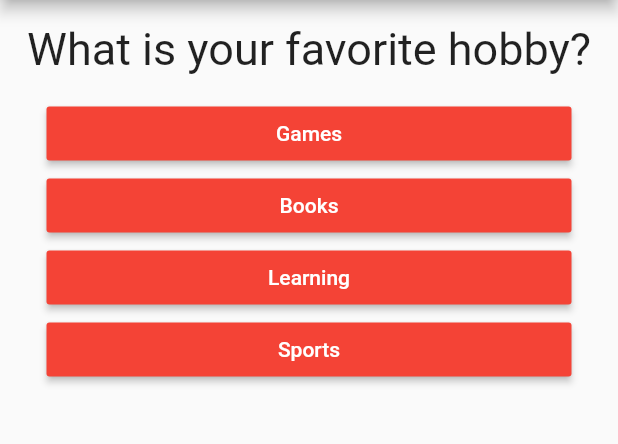
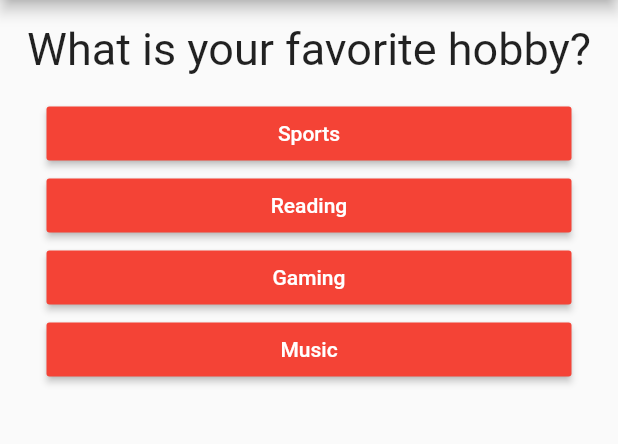
Before and after one commit to YashrajsinhYz/Quiz-App, a Flutter app: the screen it shows after launch, after a tap on "Black", on a phone screen of 412 x 824 dp, the part 84-528 px from its top. Run offline on Flutter 3.47's test engine with Material 2 defaults, Android fonts, the phone set to English and light mode, and no system bars.

Commit message:
Listed_map

```diff
--- a/lib/answers.dart
+++ b/lib/answers.dart
@@ -3,14 +3,14 @@
 import 'package:flutter/material.dart';
 
 class Answer extends StatelessWidget {
-  final VoidCallback selectHandler;
+  final Function selectHandler;
   final String answerText;
 
   const Answer(this.selectHandler, this.answerText);
 
   @override
   Widget build(BuildContext context) {
-    return SizedBox(
+    return Container(
       width: 350,
       child: RaisedButton(
         color: Colors.red,
--- a/lib/main.dart
+++ b/lib/main.dart
@@ -16,20 +16,45 @@ class _MyAppState extends State<MyApp> {
   final _questions = const [
     {
       'questionText': 'What is your favorite color?',
-      'option': ['Black', 'Red', 'Green', 'White'],
+      'option': [
+        {'text': 'Black', 'score': 10},
+        {'text': 'Red', 'score': 5},
+        {'text': 'Green', 'score': 3},
+        {'text': 'White', 'score': 1},
+      ],
     },
     {
       'questionText': 'What is your favorite hobby?',
-      'option': ['Games', 'Books', 'Learning', 'Sports'],
+      'option': [
+        {'text': 'Sports', 'score': 3},
+        {'text': 'Reading', 'score': 11},
+        {'text': 'Gaming', 'score': 5},
+        {'text': 'Music', 'score': 9},
+      ],
     },
     {
       'questionText': 'What is your favorite sport?',
-      'option': ['Football', 'Chess', 'Volleyball', 'Cricket'],
+      'option': [
+        {'text': 'Basketball', 'score': 1},
+        {'text': 'Cricket', 'score': 1},
+        {'text': 'Football', 'score': 1},
+        {'text': 'Kho-kho', 'score': 1},
+      ],
     }
   ];
   var _questionIndex = 0;
+  var _totalScore = 0;
 
-  void _answerQuestion() {
+  void _resetQuiz() {
+    setState(() {
+      _questionIndex = 0;
+      _totalScore = 0;
+    });
+  }
+
+  void _answerQuestion(int score) {
+    _totalScore += score;
+
     setState(
       () {
         _questionIndex = _questionIndex + 1;
@@ -51,7 +76,7 @@ class _MyAppState extends State<MyApp> {
                 questionIndex: _questionIndex,
                 questions: _questions,
               )
-            : Result(),
+            : Result(_totalScore, _resetQuiz),
       ),
     );
   }
--- a/lib/quiz.dart
+++ b/lib/quiz.dart
@@ -21,9 +21,11 @@ class Quiz extends StatelessWidget {
         Question(
           questions[questionIndex]['questionText'],
         ),
-        ...(questions[questionIndex]['option'] as List<String>).map(
+        ...(questions[questionIndex]['option'] as List<Map<String, Object>>)
+            .map(
           (answer) {
-            return Answer(answerQuestion, answer);
+            return Answer(
+                () => answerQuestion(answer['score']), answer['text']);
           },
         ).toList(),
       ],
```
Also changed, not shown: lib/result.dart (+39 -5 lines).
